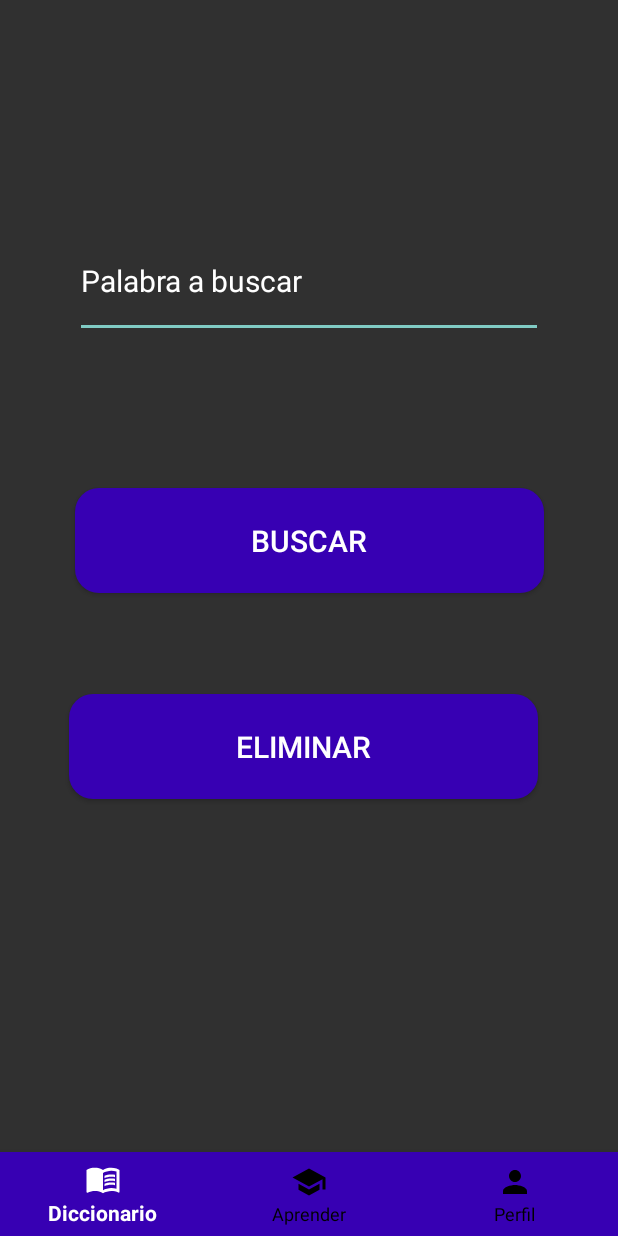
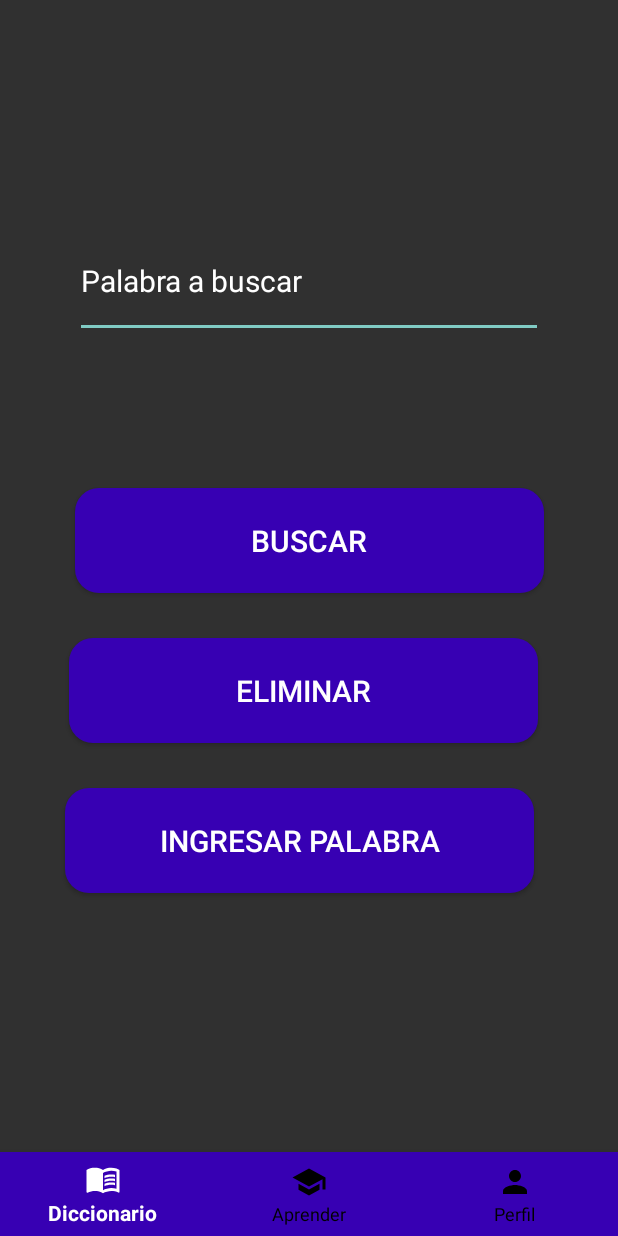
Before and after one commit to andreysolano/Diccionario-LSC, an Android app: the layout activity_diccionario.xml on its own in the app's theme, with its tools: preview values and no code run, on a phone screen of 412 x 824 dp. Run offline under Robolectric (Android 15) with nearby library versions, the phone set to English and light mode, and no system bars.

Commit message:
Update activity_diccionario.xml

```diff
--- a/DiccionarioLSC/app/src/main/res/layout/activity_diccionario.xml
+++ b/DiccionarioLSC/app/src/main/res/layout/activity_diccionario.xml
@@ -53,15 +53,29 @@
         android:id="@+id/botonEliminar"
         android:layout_width="wrap_content"
         android:layout_height="70dp"
-        android:layout_below="@+id/ingresoPalabra"
+        android:layout_below="@+id/botonBuscar"
         android:layout_alignParentStart="true"
         android:layout_alignParentEnd="true"
         android:layout_marginStart="46dp"
-        android:layout_marginTop="237dp"
+        android:layout_marginTop="30dp"
         android:layout_marginEnd="53dp"
         android:background="@drawable/button_invited"
         android:text="Eliminar"
         android:textSize="20sp" />
 
+    <Button
+        android:id="@+id/botonIngresar"
+        android:layout_width="wrap_content"
+        android:layout_height="70dp"
+        android:layout_below="@+id/botonEliminar"
+        android:layout_alignParentStart="true"
+        android:layout_alignParentEnd="true"
+        android:layout_marginStart="43dp"
+        android:layout_marginTop="30dp"
+        android:layout_marginEnd="56dp"
+        android:background="@drawable/button_invited"
+        android:text="Ingresar Palabra"
+        android:textSize="20sp" />
+
 
 </RelativeLayout>
```
